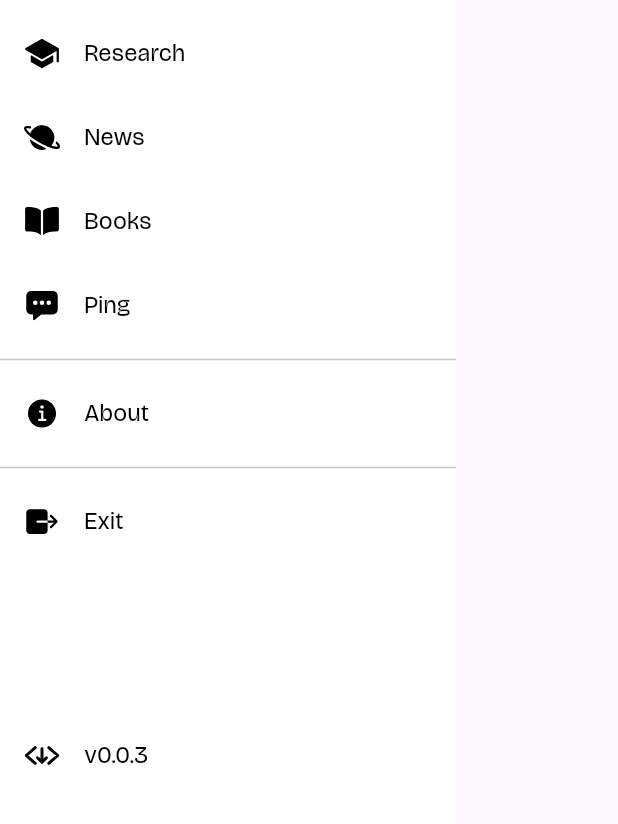
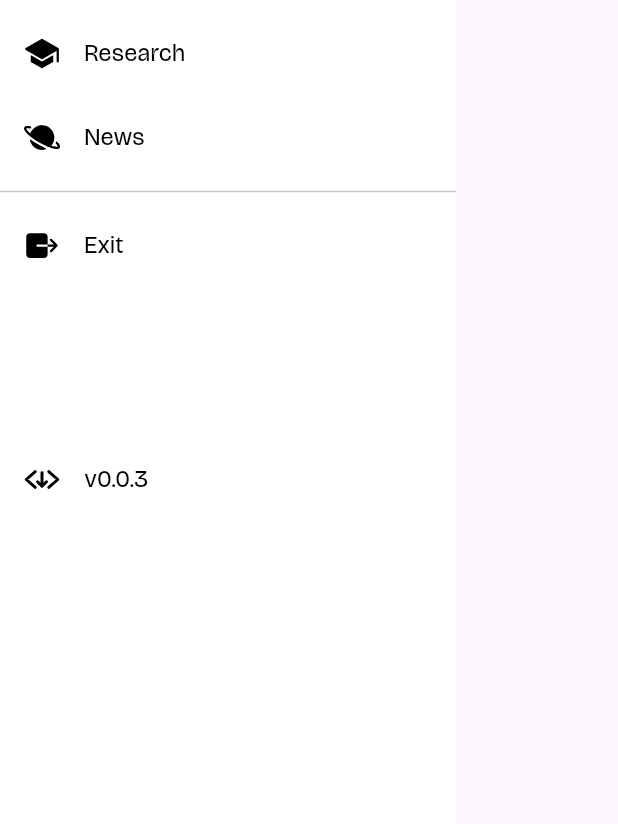
Before and after one commit to chiragferwani/gyanganj, a Flutter app: the NavBar widget shown alone on an empty page, opened directly, on a phone screen of 412 x 824 dp, the part 242-1066 px from its top. Run offline on Flutter 3.47's test engine with Material 3 defaults, Android fonts, the phone set to English and light mode, and no system bars; our stand-ins replace animated_text_kit, card_swiper, curved_navigation_bar, flutter_tts, fluttertoast, get and 7 more; accounts and stored records are empty.

Commit message:
functions for side panel

```diff
--- a/lib/sidepanel.dart
+++ b/lib/sidepanel.dart
@@ -72,22 +72,7 @@ class NavBar extends StatelessWidget {
             onTap: () => Navigator.pushReplacement(context, MaterialPageRoute(builder: (context)=> WikipediaNewsScreen())),
           ),
 
-          ListTile(
-            leading: Icon(Ionicons.book, color: Color.fromARGB(255, 0, 0, 0),),
-            title: Text('Books', style: TextStyle(fontFamily: 'boldfont', color: Colors.black),),
-            onTap: () => Navigator.pushReplacement(context, MaterialPageRoute(builder: (context)=> BooksScreen())),
-          ),
-           ListTile(
-            leading: Icon(Ionicons.chatbox_ellipses, color: Color.fromARGB(255, 0, 0, 0),),
-            title: Text('Ping', style: TextStyle(fontFamily: 'boldfont', color: Colors.black),),
-            onTap: () => Navigator.pushReplacement(context, MaterialPageRoute(builder: (context)=> StackExchangeScreen())),
-          ),
-          Divider(),
-          ListTile(
-            leading: Icon(Ionicons.information_circle, color: Color.fromARGB(255, 0, 0, 0),),
-            title: Text('About', style: TextStyle(fontFamily: 'boldfont', color: Colors.black),),
-            onTap: () => Navigator.pushReplacement(context, MaterialPageRoute(builder: (context)=> ProjectInfoScreen())),
-          ),
+
           Divider(),
           ListTile(
             leading: Icon(Ionicons.exit, color: Color.fromARGB(255, 0, 0, 0),),
```
